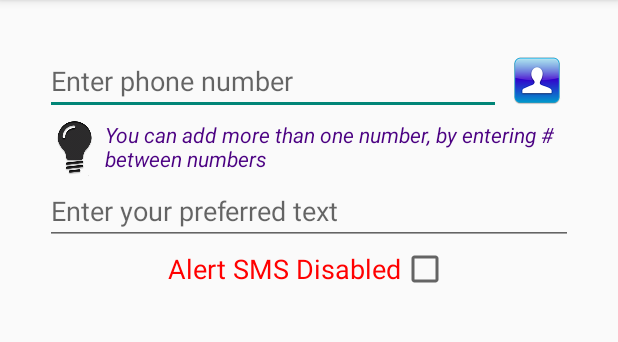
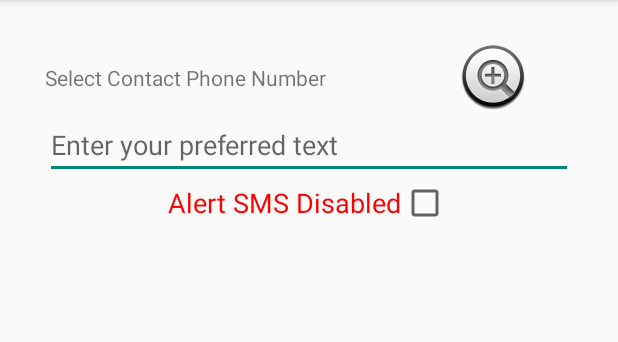
Before and after one commit to PuR3v1L/EmergencySMS, an Android app: the screen it shows after launch (MainActivity), on a phone screen of 412 x 824 dp, the part 84-426 px from its top. Run offline under Robolectric (Android 15) with nearby library versions, the phone set to English and light mode, and no system bars.

Commit message:
new way of adding contacts, with list

```diff
--- a/InstantSMSEmergency/src/main/AndroidManifest.xml
+++ b/InstantSMSEmergency/src/main/AndroidManifest.xml
@@ -2,7 +2,7 @@
 <manifest xmlns:android="http://schemas.android.com/apk/res/android"
     package="com.spydiko.instantsmsemergency"
     android:versionCode="4"
-    android:versionName="1.0.3" >
+    android:versionName="1.1" >
 
     <uses-sdk
         android:minSdkVersion="7"
--- a/InstantSMSEmergency/src/main/java/com/spydiko/instantsmsemergency/MainActivity.java
+++ b/InstantSMSEmergency/src/main/java/com/spydiko/instantsmsemergency/MainActivity.java
@@ -1,10 +1,8 @@
 package com.spydiko.instantsmsemergency;
 
 import android.app.AlertDialog;
-import android.app.PendingIntent;
 import android.content.DialogInterface;
 import android.content.Intent;
-import android.content.pm.PackageManager;
 import android.database.Cursor;
 import android.net.Uri;
 import android.os.Bundle;
@@ -16,22 +14,32 @@ import android.util.Log;
 import android.view.Menu;
 import android.view.MenuItem;
 import android.view.View;
+import android.view.ViewGroup;
 import android.widget.CheckBox;
 import android.widget.CompoundButton;
 import android.widget.EditText;
-import android.widget.ImageButton;
+import android.widget.ImageView;
+import android.widget.ListView;
+import android.widget.SimpleAdapter;
 import android.widget.TextView;
 import android.widget.Toast;
+
+import java.util.ArrayList;
+import java.util.Hashtable;
 
 public class MainActivity extends ActionBarActivity implements View.OnClickListener, CompoundButton.OnCheckedChangeListener, TextWatcher {
 
 	private static final String TAG = "MainActivity";
 	private static final int PICK_CONTACT = 1;
 	private InstantSMSemergensy instantSMSemergensy;
-	private EditText phoneNumber, textToBeSent;
-	private ImageButton buttonContacts;
+	private EditText textToBeSent;
+	private ImageView addContact;
+	private ListView listView;
 	private TextView serviceState;
 	private CheckBox serviceStateCheckbox;
+	private ArrayList<Hashtable<String, String>> listContacts;
+	private SimpleAdapter simpleAdapter;
+	private final String CONTACT_NAME = "cname", CONTACT_NUMBER = "cnumber";
 
 	@Override
 	protected void onCreate(Bundle savedInstanceState) {
@@ -51,16 +59,55 @@ public class MainActivity extends ActionBarActivity implements View.OnClickListe
 			serviceState.setTextColor(getResources().getColor(R.color.Red));
 		}
 		serviceStateCheckbox.setOnCheckedChangeListener(this);
-		phoneNumber = (EditText) findViewById(R.id.phoneNumber);
+		//		phoneNumber = (EditText) findViewById(R.id.phoneNumber);
+		listView = (ListView) findViewById(R.id.list_contacts);
+		listContacts = new ArrayList<Hashtable<String, String>>();
 		textToBeSent = (EditText) findViewById(R.id.textToBeSent);
 		textToBeSent.setText(instantSMSemergensy.getTextToBeSent());
-		phoneNumber.setText(instantSMSemergensy.getPhoneNumber());
-		phoneNumber.addTextChangedListener(this);
+		//		phoneNumber.setText(instantSMSemergensy.getPhoneNumber());
+		//		phoneNumber.addTextChangedListener(this);
 		textToBeSent.addTextChangedListener(this);
 		//		buttonSave = (Button) findViewById(R.id.buttonSave);
 		//		buttonSave.setOnClickListener(this);
-		buttonContacts = (ImageButton) findViewById(R.id.buttonContacts);
-		buttonContacts.setOnClickListener(this);
+		addContact = (ImageView) findViewById(R.id.add_contact);
+		addContact.setOnClickListener(this);
+		loadContacts();
+		simpleAdapter = new SimpleAdapter(this, listContacts, R.layout.contact_row, new String[]{CONTACT_NAME, CONTACT_NUMBER}, new int[]{R.id.contact_name, R.id.contact_number}) {
+			@Override
+			public View getView(int position, View convertView, ViewGroup parent) {
+				View row = super.getView(position, convertView, parent);
+				ImageView removeContact = (ImageView) row.findViewById(R.id.remove_contact);
+				removeContact.setTag(position);
+				removeContact.setOnClickListener(MainActivity.this);
+				TextView contactName = (TextView) row.findViewById(R.id.contact_name);
+				contactName.setTag(position);
+				removeContact.setTag(position);
+				return row;
+			}
+		};
+		listView.setAdapter(simpleAdapter);
+
+	}
+
+	private void loadContacts() {
+		String numbers = instantSMSemergensy.getPhoneNumber();
+		numbers = numbers.trim();
+		if (numbers.contains("#")) {
+			String[] phoneNumbers = numbers.split("#");
+			for (String phone : phoneNumbers) {
+				if (!phone.equals("")) {
+					Hashtable<String, String> temp = new Hashtable<String, String>();
+					temp.put(CONTACT_NAME, "malakas");
+					temp.put(CONTACT_NUMBER, phone);
+					listContacts.add(temp);
+					if (instantSMSemergensy.debugging) Log.d(TAG, "multiple phone number to add to list: " + phone);
+				}
+			}
+		} else {
+			if (!numbers.equals("")) {
+				if (instantSMSemergensy.debugging) Log.d(TAG, "simple phone number to add to list: " + numbers);
+			}
+		}
 	}
 
 	@Override
@@ -98,24 +145,51 @@ public class MainActivity extends ActionBarActivity implements View.OnClickListe
 			//				instantSMSemergensy.setPhoneNumber(phoneNumber.getText().toString());
 			//				instantSMSemergensy.setTextToBeSent(textToBeSent.getText().toString());
 			//				break;
-			case (R.id.buttonContacts):
+			case (R.id.add_contact):
 				//				Intent intent = new Intent(Intent.ACTION_PICK, ContactsContract.Contacts.CONTENT_URI);
 				//				intent.setType(ContactsContract.CommonDataKinds.Phone.CONTENT_TYPE);
 				//				startActivityForResult(intent, PICK_CONTACT);
 				Intent contactPickerIntent = new Intent(Intent.ACTION_PICK, ContactsContract.Contacts.CONTENT_URI);
 				startActivityForResult(contactPickerIntent, PICK_CONTACT);
+				break;
+			case (R.id.remove_contact):
+				Hashtable<String, String> temp = (Hashtable<String, String>) simpleAdapter.getItem((Integer) v.getTag());
+				String numberToRemove = temp.get(CONTACT_NUMBER);
+				String phones = instantSMSemergensy.getPhoneNumber();
+				if (phones.contains(numberToRemove)) {
+					instantSMSemergensy.setPhoneNumber(phones.replace(numberToRemove, ""));
+				}
+				int position = ((Integer) v.getTag()).intValue();
+				Hashtable<String,String> removed = listContacts.remove(position);
+				simpleAdapter.notifyDataSetChanged();
+				Log.d(TAG,phones+" "+numberToRemove+" "+v.getTag());
+				for (Hashtable<String,String> item : listContacts){
+					Log.d(TAG,item.get(CONTACT_NUMBER)+" "+item.get(CONTACT_NAME));
+				}
+				Log.d(TAG,removed.get(CONTACT_NAME)+" "+removed.get(CONTACT_NUMBER));
+				break;
 			default:
 				break;
 		}
 	}
 
-	public void manageContact(String number) {
+	/*public void manageContact(String number) {
 		Toast.makeText(this, "Phone number: " + number, Toast.LENGTH_SHORT).show();
 		if (instantSMSemergensy.getPhoneNumber().equals("")) instantSMSemergensy.setPhoneNumber(number);
 		else instantSMSemergensy.setPhoneNumber(instantSMSemergensy.getPhoneNumber().concat("#" + number));
 		phoneNumber.removeTextChangedListener(this);
 		phoneNumber.setText(instantSMSemergensy.getPhoneNumber());
 		phoneNumber.addTextChangedListener(this);
+	}*/
+
+	public void manageContact(String number) {
+		if (instantSMSemergensy.getPhoneNumber().equals("")) instantSMSemergensy.setPhoneNumber(number);
+		else instantSMSemergensy.setPhoneNumber(instantSMSemergensy.getPhoneNumber().concat("#" + number));
+		Hashtable<String, String> temp = new Hashtable<String, String>();
+		temp.put(CONTACT_NAME, "malakas");
+		temp.put(CONTACT_NUMBER, number);
+		listContacts.add(temp);
+		simpleAdapter.notifyDataSetChanged();
 	}
 
 	private void showToastError() {
@@ -219,9 +293,6 @@ public class MainActivity extends ActionBarActivity implements View.OnClickListe
 			editText = (EditText) getCurrentFocus();
 
 			switch (editText.getId()) {
-				case (R.id.phoneNumber):
-					instantSMSemergensy.setPhoneNumber(phoneNumber.getText().toString());
-					break;
 				case (R.id.textToBeSent):
 					instantSMSemergensy.setTextToBeSent(textToBeSent.getText().toString());
 					break;
@@ -233,4 +304,6 @@ public class MainActivity extends ActionBarActivity implements View.OnClickListe
 		}
 
 	}
+
+
 }
--- a/InstantSMSEmergency/src/main/res/layout/activity_main.xml
+++ b/InstantSMSEmergency/src/main/res/layout/activity_main.xml
@@ -6,63 +6,35 @@
               android:orientation="vertical"
               tools:context=".MainActivity">
 
-
-    <RelativeLayout
+<RelativeLayout
+    android:layout_width="fill_parent"
+    android:layout_height="wrap_content">
+    <TextView
+        android:id="@+id/list_header"
+        android:layout_centerVertical="true"
+        android:layout_alignParentLeft="true"
+        android:layout_width="wrap_content"
         android:layout_height="wrap_content"
-        android:layout_gravity="center_horizontal"
-        android:layout_width="wrap_content">
-
-
-        <ImageButton
-            style="?android:attr/buttonStyleSmall"
-            android:layout_width="wrap_content"
-            android:layout_height="wrap_content"
-            android:background="@android:color/transparent"
-            android:src="@drawable/contact"
-            android:layout_alignParentRight="true"
-            android:id="@+id/buttonContacts"
-            android:layout_centerVertical="true"
-            android:contentDescription="@string/contact_button_description"/>
-
-        <EditText
-            android:layout_width="wrap_content"
-            android:layout_height="wrap_content"
-            android:id="@+id/phoneNumber"
-            android:inputType="phone"
-            android:hint="@string/phone_number_hint"
-            android:digits="0123456789+#"
-            android:layout_toLeftOf="@id/buttonContacts"
-            android:layout_alignParentLeft="true"
-            android:layout_centerVertical="true"
-            />
-    </RelativeLayout>
-
-    <RelativeLayout
+        android:text="@string/select_contact_phone_number_and_type"/>
+    <ImageView
+        android:id="@+id/add_contact"
+        android:layout_centerVertical="true"
+        android:layout_alignParentRight="true"
+        android:layout_width="wrap_content"
         android:layout_height="wrap_content"
-        android:layout_gravity="center_horizontal"
-        android:layout_width="wrap_content">
-
-        <ImageView
-            android:layout_width="40dp"
-            android:layout_height="40dp"
-            android:id="@+id/bulb_icon"
-            android:src="@drawable/bulb"
-            android:layout_centerVertical="true"
-            android:layout_alignParentLeft="true"/>
-
-        <TextView
-            android:layout_width="wrap_content"
-            android:layout_height="wrap_content"
-            android:textStyle="italic"
-            android:layout_centerVertical="true"
-            android:textColor="@color/Indigo"
-            android:layout_toRightOf="@id/bulb_icon"
-            android:textAppearance="?android:attr/textAppearanceSmall"
-            android:text="@string/hint_about_phone_numbers"
-            android:id="@+id/textView"
-            android:layout_gravity="center_horizontal"/>
+        android:src="@android:drawable/btn_plus"/>
 
     </RelativeLayout>
+    <ListView
+        android:id="@+id/list_contacts"
+        android:layout_width="fill_parent"
+        android:layout_height="wrap_content"
+        android:fadingEdge="vertical"
+        android:requiresFadingEdge="vertical"
+        android:fadingEdgeLength="5dp"
+        android:scrollbars="vertical"
+        android:listSelector="@android:color/transparent"
+        android:background="@android:color/transparent"/>
 
     <EditText
         android:layout_width="fill_parent"
```
Also changed, not shown: InstantSMSEmergency/src/main/res/layout/contact_row.xml (added, +48 -0 lines).
